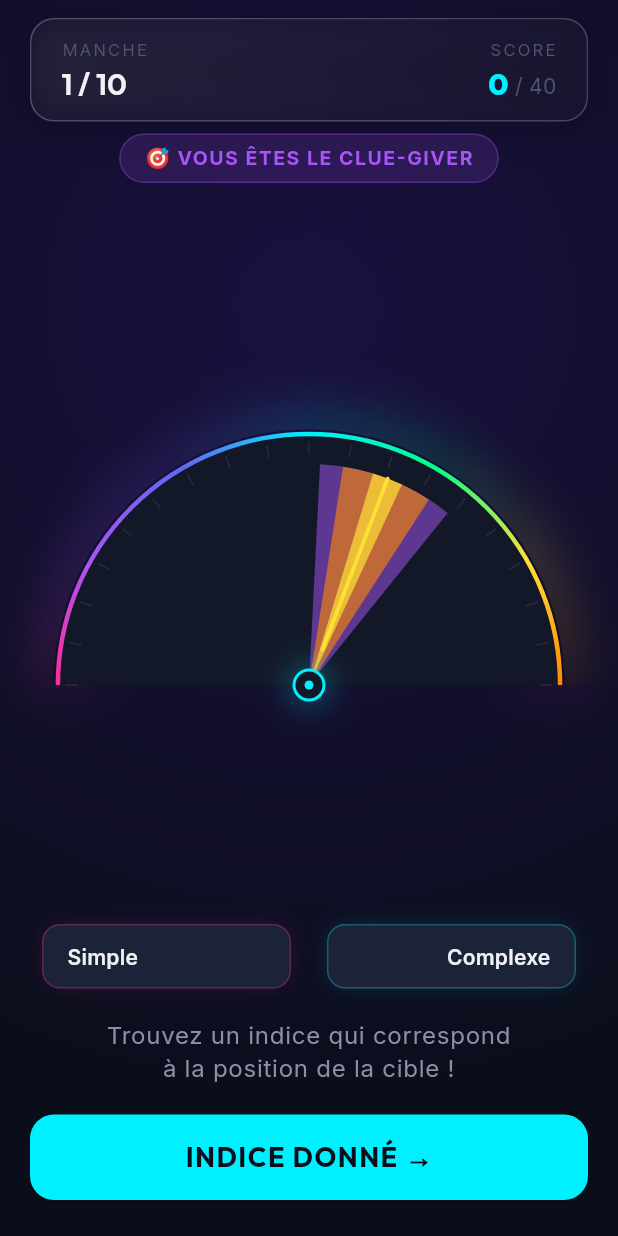
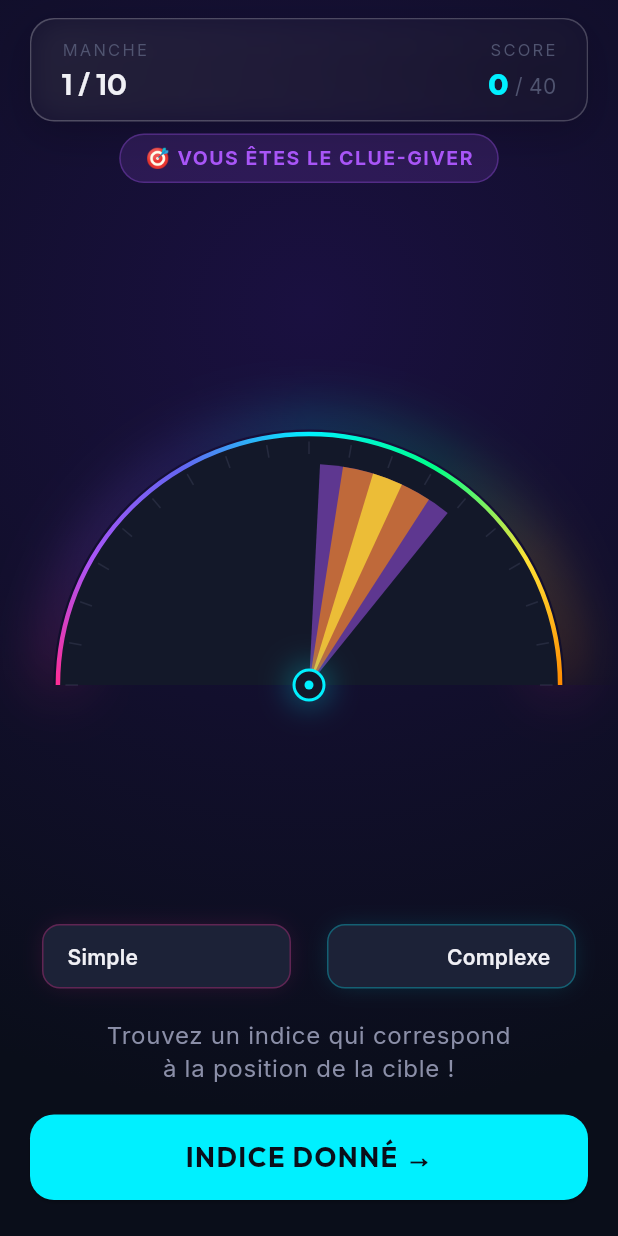
Before and after one commit to AntonyNifosi/WavelengthGuess, a Flutter app: the screen it shows after launch, after a tap on "JOUER", on a phone screen of 412 x 824 dp. Run offline on Flutter 3.47's test engine with Material 3 defaults, Android fonts, the phone set to English and light mode, and no system bars; our stand-ins replace google_fonts.

Commit message:
Remove center bullseye line to prevent confusion with guesser needle

```diff
--- a/lib/widgets/wavelength_dial.dart
+++ b/lib/widgets/wavelength_dial.dart
@@ -184,26 +184,7 @@ class WavelengthDialPainter extends CustomPainter {
       WavelengthColors.bullseye.withValues(alpha: 0.7 * revealProgress),
     );
 
-    // Ligne centrale de la cible
-    if (revealProgress > 0.5) {
-      final linePaint = Paint()
-        ..color = WavelengthColors.bullseye
-            .withValues(alpha: (revealProgress - 0.5) * 2)
-        ..strokeWidth = 2.5
-        ..strokeCap = StrokeCap.round;
-
-      canvas.drawLine(
-        Offset(
-          center.dx + radius * 0.15 * cos(targetAngle),
-          center.dy + radius * 0.15 * sin(targetAngle),
-        ),
-        Offset(
-          center.dx + radius * 0.88 * cos(targetAngle),
-          center.dy + radius * 0.88 * sin(targetAngle),
-        ),
-        linePaint,
-      );
-    }
+    // Ligne centrale de la cible retirée pour éviter la confusion avec l'aiguille.
   }
 
   void _drawArcZone(
```
